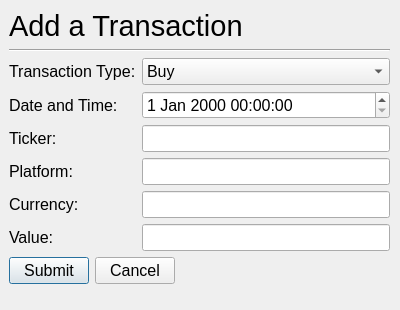
Before: the Qt Designer form src/ui/add_transaction.ui in IsaacCheng9/trading-portfolio-tracker, drawn with Qt 5.
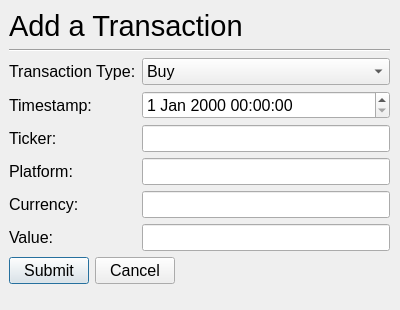
After: the same form once the commit is applied.

Commit message: Change 'Date and Time' -> 'Timestamp'

What changed in the file:
```diff
--- a/src/ui/add_transaction.ui
+++ b/src/ui/add_transaction.ui
@@ -73,7 +73,7 @@
       <item row="1" column="0">
        <widget class="QLabel" name="lbl_datetime">
         <property name="text">
-         <string>Date and Time:</string>
+         <string>Timestamp:</string>
         </property>
        </widget>
       </item>
```
Left out of the diff: 2 changed lines with no effect on the pictures. The commit also changes 1 other file.
